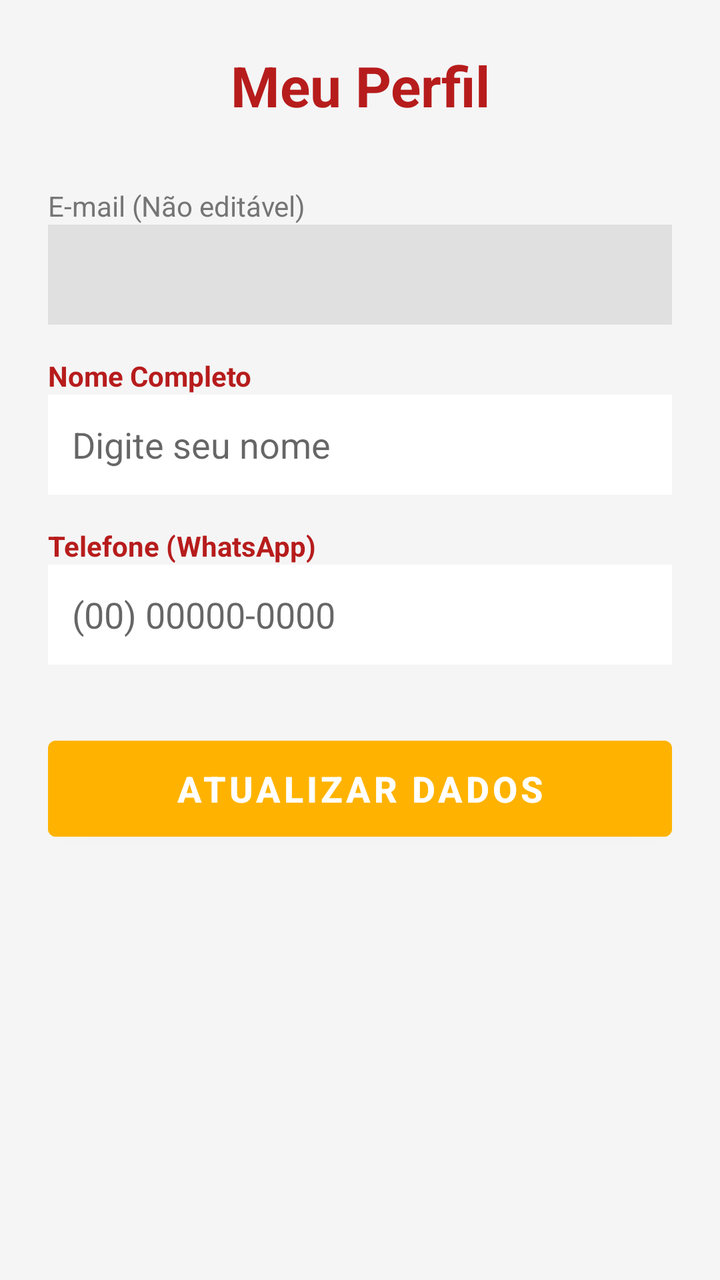
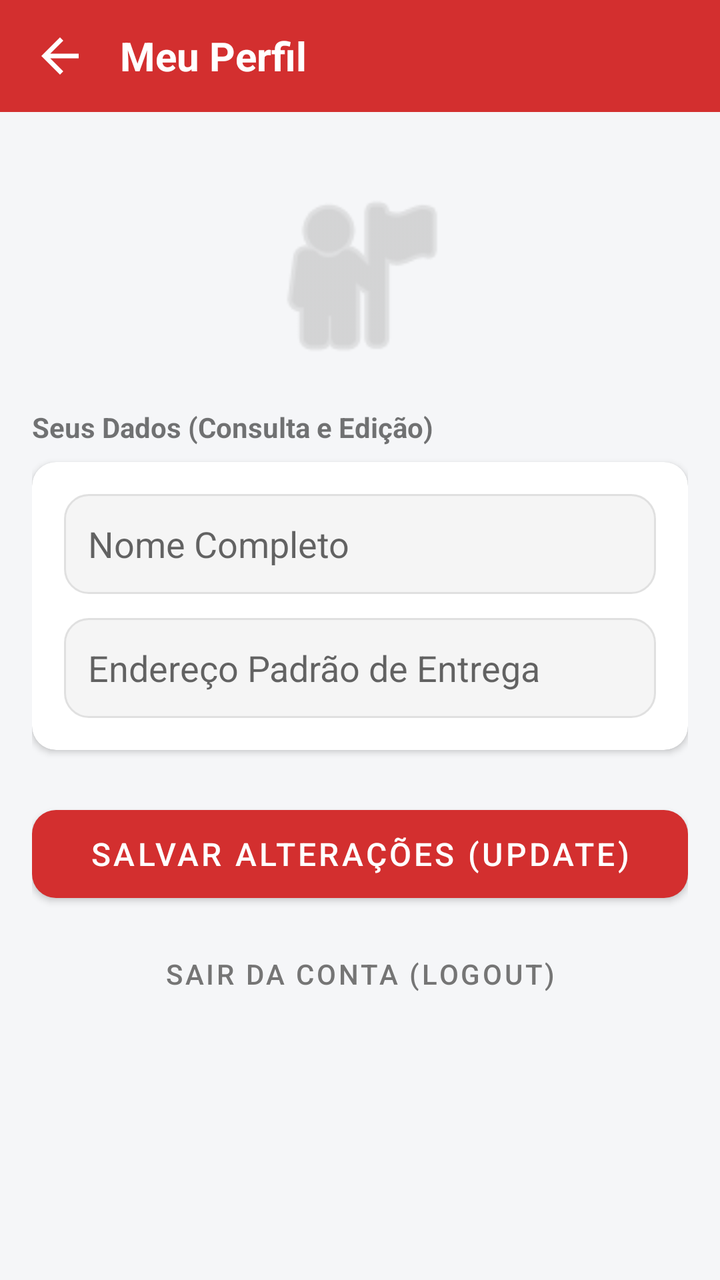

Compare the two renders of this Android layout. The source of the first and the diff that turns it into the second are given below.
<!-- AndroidManifest.xml: application theme Theme.ImepacLuisAugusto -->
<!-- res/layout/activity_perfil.xml -->
<?xml version="1.0" encoding="utf-8"?>
<LinearLayout xmlns:android="http://schemas.android.com/apk/res/android"
    android:layout_width="match_parent"
    android:layout_height="match_parent"
    android:orientation="vertical"
    android:background="#F5F5F5"
    android:padding="24dp">

    <TextView
        android:layout_width="match_parent"
        android:layout_height="wrap_content"
        android:text="Meu Perfil"
        android:textSize="28sp"
        android:textStyle="bold"
        android:textColor="#B71C1C"
        android:textAlignment="center"
        android:layout_marginBottom="32dp"/>

    <TextView
        android:layout_width="wrap_content"
        android:layout_height="wrap_content"
        android:text="E-mail (Não editável)"
        android:textColor="#757575"/>

    <EditText
        android:id="@+id/edit_perfil_email"
        android:layout_width="match_parent"
        android:layout_height="50dp"
        android:background="#E0E0E0"
        android:enabled="false"
        android:padding="12dp"
        android:textColor="#9E9E9E"
        android:layout_marginBottom="16dp"/>

    <TextView
        android:layout_width="wrap_content"
        android:layout_height="wrap_content"
        android:text="Nome Completo"
        android:textColor="#B71C1C"
        android:textStyle="bold"/>

    <EditText
        android:id="@+id/edit_perfil_nome"
        android:layout_width="match_parent"
        android:layout_height="50dp"
        android:background="@android:color/white"
        android:padding="12dp"
        android:hint="Digite seu nome"
        android:layout_marginBottom="16dp"/>

    <TextView
        android:layout_width="wrap_content"
        android:layout_height="wrap_content"
        android:text="Telefone (WhatsApp)"
        android:textColor="#B71C1C"
        android:textStyle="bold"/>

    <EditText
        android:id="@+id/edit_perfil_telefone"
        android:layout_width="match_parent"
        android:layout_height="50dp"
        android:background="@android:color/white"
        android:padding="12dp"
        android:inputType="phone"
        android:hint="(00) 00000-0000"
        android:layout_marginBottom="32dp"/>

    <Button
        android:id="@+id/btn_salvar_perfil"
        android:layout_width="match_parent"
        android:layout_height="60dp"
        android:text="ATUALIZAR DADOS"
        android:textSize="18sp"
        android:textStyle="bold"
        android:backgroundTint="#FFB300"
        android:textColor="#FFFFFF"/>

</LinearLayout>
<!-- resources referenced by this layout -->
<resources>
  <style name="Theme.ImepacLuisAugusto" parent="Theme.MaterialComponents.DayNight.DarkActionBar">
          
          <item name="colorPrimary">@color/purple_500</item>
          <item name="colorPrimaryVariant">@color/purple_700</item>
          <item name="colorOnPrimary">@color/white</item>
          
          <item name="colorSecondary">@color/teal_200</item>
          <item name="colorSecondaryVariant">@color/teal_700</item>
          <item name="colorOnSecondary">@color/black</item>
          
          <item name="android:statusBarColor">?attr/colorPrimaryVariant</item>
          
      </style>
  <color name="purple_500">#FF6200EE</color>
  <color name="purple_700">#FF3700B3</color>
  <color name="white">#FFFFFFFF</color>
  <color name="teal_200">#FF03DAC5</color>
  <color name="teal_700">#FF018786</color>
  <color name="black">#FF000000</color>
</resources>

<!-- the commit's change to res/layout/activity_perfil.xml (unified diff, before → after) -->
@@ -1,78 +1,83 @@
 <?xml version="1.0" encoding="utf-8"?>
 <LinearLayout xmlns:android="http://schemas.android.com/apk/res/android"
+    xmlns:app="http://schemas.android.com/apk/res-auto"
     android:layout_width="match_parent"
     android:layout_height="match_parent"
     android:orientation="vertical"
-    android:background="#F5F5F5"
-    android:padding="24dp">
+    android:background="#F5F6F8">
 
-    <TextView
+    <androidx.appcompat.widget.Toolbar
         android:layout_width="match_parent"
-        android:layout_height="wrap_content"
-        android:text="Meu Perfil"
-        android:textSize="28sp"
-        android:textStyle="bold"
-        android:textColor="#B71C1C"
-        android:textAlignment="center"
-        android:layout_marginBottom="32dp"/>
+        android:layout_height="?attr/actionBarSize"
+        android:background="#D32F2F"
+        app:contentInsetStart="0dp">
 
-    <TextView
-        android:layout_width="wrap_content"
-        android:layout_height="wrap_content"
-        android:text="E-mail (Não editável)"
-        android:textColor="#757575"/>
+        <LinearLayout
+            android:layout_width="match_parent"
+            android:layout_height="match_parent"
+            android:orientation="horizontal"
+            android:gravity="center_vertical"
+            android:paddingHorizontal="16dp">
 
-    <EditText
-        android:id="@+id/edit_perfil_email"
-        android:layout_width="match_parent"
-        android:layout_height="50dp"
-        android:background="#E0E0E0"
-        android:enabled="false"
-        android:padding="12dp"
-        android:textColor="#9E9E9E"
-        android:layout_marginBottom="16dp"/>
+            <ImageView
+                android:id="@+id/btn_voltar"
+                android:layout_width="28dp"
+                android:layout_height="28dp"
+                android:src="@drawable/ic_back"
+                android:background="?attr/selectableItemBackgroundBorderless"
+                android:clickable="true"
+                android:focusable="true"
+                android:layout_marginEnd="16dp"/>
 
-    <TextView
-        android:layout_width="wrap_content"
-        android:layout_height="wrap_content"
-        android:text="Nome Completo"
-        android:textColor="#B71C1C"
-        android:textStyle="bold"/>
+            <TextView
+                android:layout_width="wrap_content"
+                android:layout_height="wrap_content"
+                android:text="Meu Perfil"
+                android:textColor="#FFFFFF"
+                android:textSize="20sp"
+                android:textStyle="bold"/>
+        </LinearLayout>
+    </androidx.appcompat.widget.Toolbar>
 
-    <EditText
-        android:id="@+id/edit_perfil_nome"
-        android:layout_width="match_parent"
-        android:layout_height="50dp"
-        android:background="@android:color/white"
-        android:padding="12dp"
-        android:hint="Digite seu nome"
-        android:layout_marginBottom="16dp"/>
+    <ScrollView android:layout_width="match_parent" android:layout_height="match_parent" android:padding="16dp">
+        <LinearLayout android:layout_width="match_parent" android:layout_height="wrap_content" android:orientation="vertical">
 
-    <TextView
-        android:layout_width="wrap_content"
-        android:layout_height="wrap_content"
-        android:text="Telefone (WhatsApp)"
-        android:textColor="#B71C1C"
-        android:textStyle="bold"/>
+            <ImageView android:layout_width="100dp" android:layout_height="100dp" android:src="@android:drawable/ic_menu_myplaces" app:tint="#BDBDBD" android:layout_gravity="center" android:layout_marginVertical="16dp"/>
 
-    <EditText
-        android:id="@+id/edit_perfil_telefone"
-        android:layout_width="match_parent"
-        android:layout_height="50dp"
-        android:background="@android:color/white"
-        android:padding="12dp"
-        android:inputType="phone"
-        android:hint="(00) 00000-0000"
-        android:layout_marginBottom="32dp"/>
+            <TextView android:text="Seus Dados (Consulta e Edição)" android:textStyle="bold" android:layout_width="wrap_content" android:layout_height="wrap_content" android:layout_marginBottom="8dp"/>
 
-    <Button
-        android:id="@+id/btn_salvar_perfil"
-        android:layout_width="match_parent"
-        android:layout_height="60dp"
-        android:text="ATUALIZAR DADOS"
-        android:textSize="18sp"
-        android:textStyle="bold"
-        android:backgroundTint="#FFB300"
-        android:textColor="#FFFFFF"/>
+            <com.google.android.material.card.MaterialCardView
+                android:layout_width="match_parent"
+                android:layout_height="wrap_content"
+                app:cardCornerRadius="12dp"
+                app:cardElevation="2dp">
+                <LinearLayout android:padding="16dp" android:orientation="vertical" android:layout_width="match_parent" android:layout_height="wrap_content">
 
+                    <EditText android:id="@+id/edt_perfil_nome" android:layout_width="match_parent" android:layout_height="50dp" android:hint="Nome Completo" android:background="@drawable/bg_quantidade" android:paddingHorizontal="12dp" android:layout_marginBottom="12dp"/>
+
+                    <EditText android:id="@+id/edt_perfil_endereco" android:layout_width="match_parent" android:layout_height="50dp" android:hint="Endereço Padrão de Entrega" android:background="@drawable/bg_quantidade" android:paddingHorizontal="12dp"/>
+
+                </LinearLayout>
+            </com.google.android.material.card.MaterialCardView>
+
+            <com.google.android.material.button.MaterialButton
+                android:id="@+id/btn_atualizar_perfil"
+                android:layout_width="match_parent"
+                android:layout_height="56dp"
+                android:layout_marginTop="24dp"
+                android:text="Salvar Alterações (UPDATE)"
+                android:textSize="16sp"
+                app:cornerRadius="12dp"
+                app:backgroundTint="#D32F2F"/>
+
+            <com.google.android.material.button.MaterialButton
+                android:id="@+id/btn_sair"
+                style="@style/Widget.MaterialComponents.Button.TextButton"
+                android:layout_width="match_parent"
+                android:layout_height="wrap_content"
+                android:layout_marginTop="8dp"
+                android:text="Sair da Conta (Logout)"
+                android:textColor="#757575"/>
+        </LinearLayout>
+    </ScrollView>
 </LinearLayout>
<!-- resource entries referenced after the edit -->
@@ -1,5 +1,28 @@
 <!-- resources referenced by this layout -->
 <resources>
+  <!-- drawable bg_quantidade (drawable) -->
+  <?xml version="1.0" encoding="utf-8"?>
+  <shape xmlns:android="http://schemas.android.com/apk/res/android"
+      android:shape="rectangle">
+      <solid android:color="#F5F5F5" />
+  
+      <corners android:radius="12dp" />
+  
+      <stroke
+          android:width="1dp"
+          android:color="#E0E0E0" />
+  </shape>
+  <!-- drawable ic_back (drawable) -->
+  <?xml version="1.0" encoding="utf-8"?>
+  <vector xmlns:android="http://schemas.android.com/apk/res/android"
+      android:width="24dp"
+      android:height="24dp"
+      android:viewportWidth="24.0"
+      android:viewportHeight="24.0">
+      <path
+          android:fillColor="#FFFFFF"
+          android:pathData="M20,11H7.83l5.59,-5.59L12,4l-8,8l8,8l1.41,-1.41L7.83,13H20v-2z"/>
+  </vector>
   <style name="Theme.ImepacLuisAugusto" parent="Theme.MaterialComponents.DayNight.DarkActionBar">
           
           <item name="colorPrimary">@color/purple_500</item>
